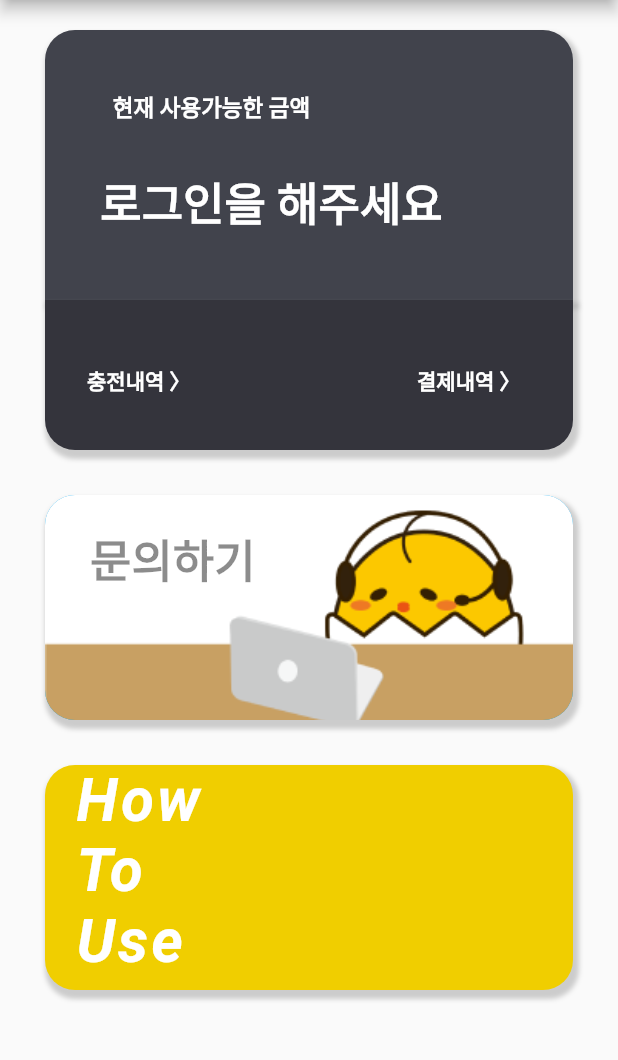
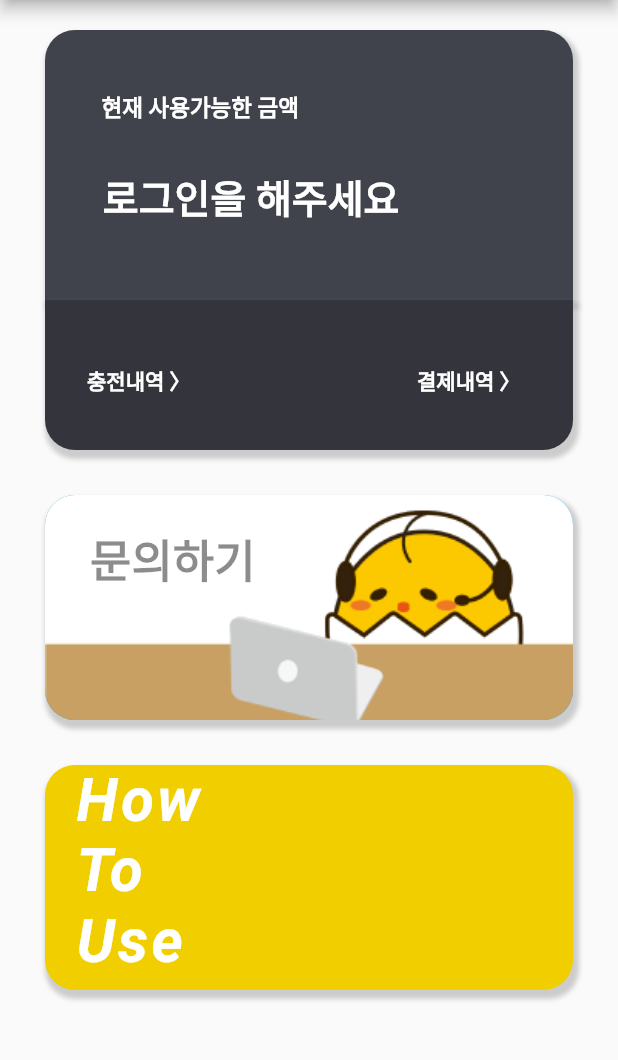
Before and after one commit to DevCoopBSM/DevCoop_mobile_v1, a Flutter app: the screen it shows after launch, on a phone screen of 412 x 824 dp, the part 84-1144 px from its top. Run offline on Flutter 3.47's test engine with Material 2 defaults, Android fonts, the phone set to English and light mode, and no system bars; our stand-ins replace shared_preferences.

Commit message:
STORE :: fontSize, margin fix

```diff
--- a/lib/main.dart
+++ b/lib/main.dart
@@ -164,7 +164,7 @@ class _MyAppState extends State<MyApp> {
               child: Column(
                 children: [
                   Container(
-                    margin: EdgeInsets.only(left: 10, right: 140, top: 40),
+                    margin: EdgeInsets.only(left: 10, right: 155, top: 40),
                     child: Text(
                       "현재 사용가능한 금액",
                       style: TextStyle(
@@ -176,14 +176,15 @@ class _MyAppState extends State<MyApp> {
                   ),
                   Container(
                     margin: isLoggedIn
-                        ? EdgeInsets.only(left: 30, right: 250, top: 30)
-                        : EdgeInsets.only(left: 10, right: 60, top: 30),
+                        ? EdgeInsets.only(left: 30, right: 220, top: 30)
+                        : EdgeInsets.only(left: 10, right: 85, top: 30),
+                    width: 200,
                     child: Text(
                       isLoggedIn
                           ? "${userPoint ?? null}원"
                           : "로그인을 해주세요",
                       style: TextStyle(
-                        fontSize: 30,
+                        fontSize: 26,
                         color: Colors.white,
                         fontWeight: FontWeight.bold,
                       ),
```
